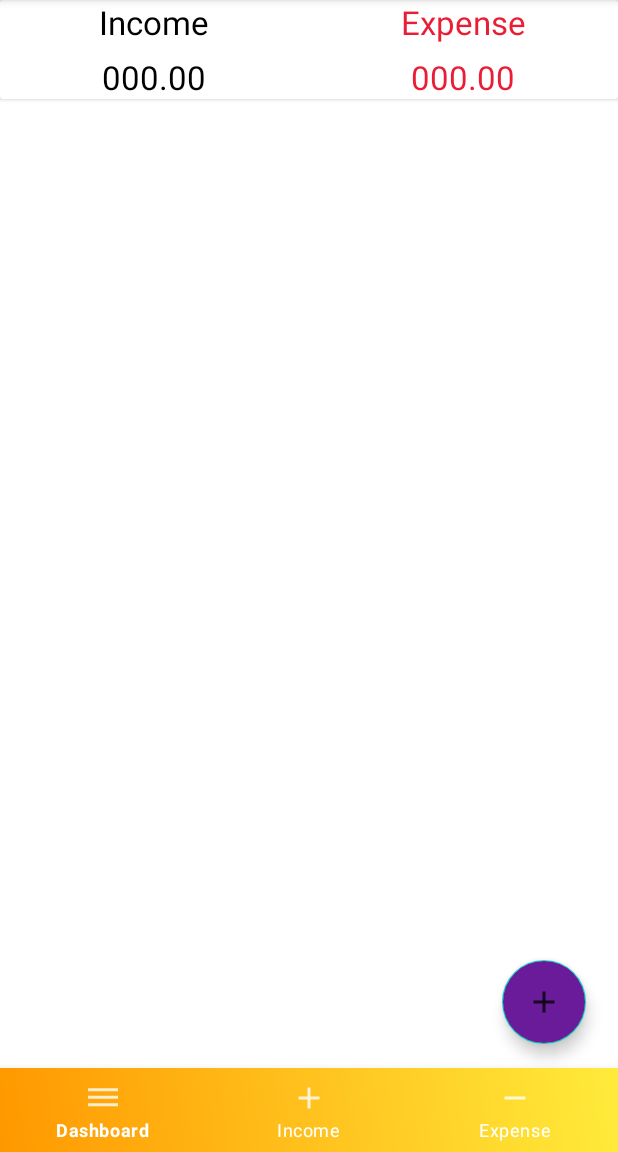
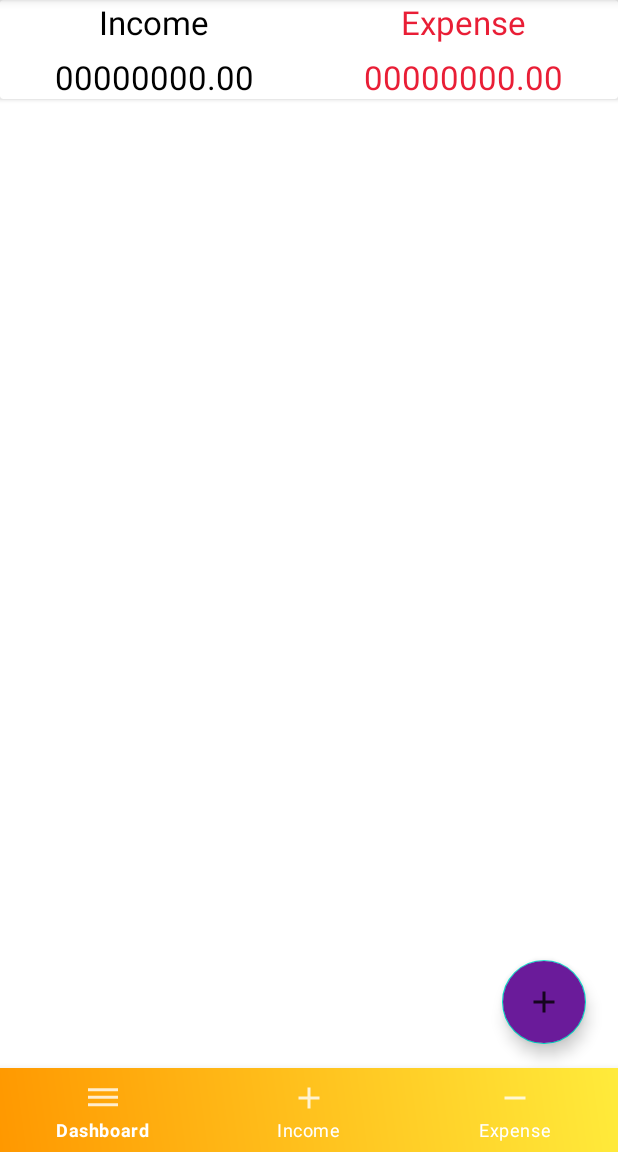
Before and after one commit to Rasel-Mahmud-61/Expense-manager-app, an Android app: the screen it shows after launch once a user with an empty profile is signed in (HomeActivity), on a phone screen of 412 x 824 dp, the part 84-1236 px from its top. Run offline under Robolectric (Android 15) with nearby library versions, the phone set to English and light mode, and no system bars; our stand-ins replace Firebase (no records; nobody signed in at launch, a user with empty details on screens opened directly).

```diff
--- a/app/src/main/res/layout/fragment_dash_board.xml
+++ b/app/src/main/res/layout/fragment_dash_board.xml
@@ -65,7 +65,7 @@
                         android:layout_height="wrap_content"
                         android:textAppearance="?android:textAppearanceLarge"
                         android:textColor="@color/black"
-                        android:text="000.00"/>
+                        android:text="00000000.00"/>
 
                 </RelativeLayout>
                 <RelativeLayout
@@ -79,12 +79,14 @@
                         android:layout_height="wrap_content"
                         android:textAppearance="?android:textAppearanceLarge"
                         android:textColor="@color/expense_color"
-                        android:text="000.00"/>
+                        android:text="00000000.00"/>
 
                 </RelativeLayout>
             </LinearLayout>
         </LinearLayout>
+
     </androidx.cardview.widget.CardView>
+
     <androidx.coordinatorlayout.widget.CoordinatorLayout
         android:layout_width="match_parent"
         android:layout_height="match_parent">
@@ -127,6 +129,7 @@
         <LinearLayout
             android:layout_width="wrap_content"
             android:layout_height="wrap_content"
+
             android:gravity="bottom|end"
             android:layout_marginRight="15dp"
             android:layout_marginBottom="90dp">
@@ -143,6 +146,7 @@
                 android:visibility="invisible"
                 android:textAppearance="?android:textAppearanceSmall"
                 />
+
             <com.google.android.material.floatingactionbutton.FloatingActionButton
                 android:layout_width="wrap_content"
                 android:layout_height="wrap_content"
```
Also changed, not shown: app/src/main/java/com/example/expensemanagerapp/IncomeFragment.java (+16 -0 lines).
